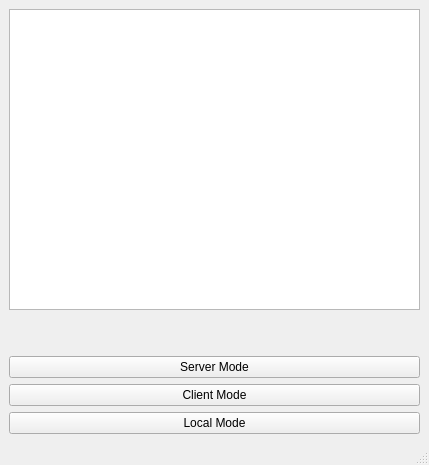
This is gaia.ui in Bananz0/PiBoard as Qt 5 draws it before an edit. The edited form follows.
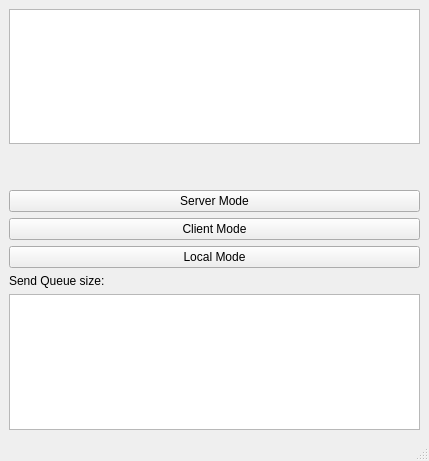
This is the edited form.

```diff
--- a/gaia.ui
+++ b/gaia.ui
@@ -7,7 +7,7 @@
     <x>0</x>
     <y>0</y>
     <width>429</width>
-    <height>465</height>
+    <height>461</height>
    </rect>
   </property>
   <property name="windowTitle">
@@ -59,6 +59,19 @@
       </item>
      </layout>
     </item>
+    <item row="3" column="0">
+     <layout class="QHBoxLayout" name="horizontalLayout"/>
+    </item>
+    <item row="5" column="0">
+     <widget class="QLabel" name="label">
+      <property name="text">
+       <string>Send Queue size:</string>
+      </property>
+     </widget>
+    </item>
+    <item row="6" column="0">
+     <widget class="QTextBrowser" name="sendQueueSizeText"/>
+    </item>
    </layout>
   </widget>
   <widget class="QMenuBar" name="menubar">
```
